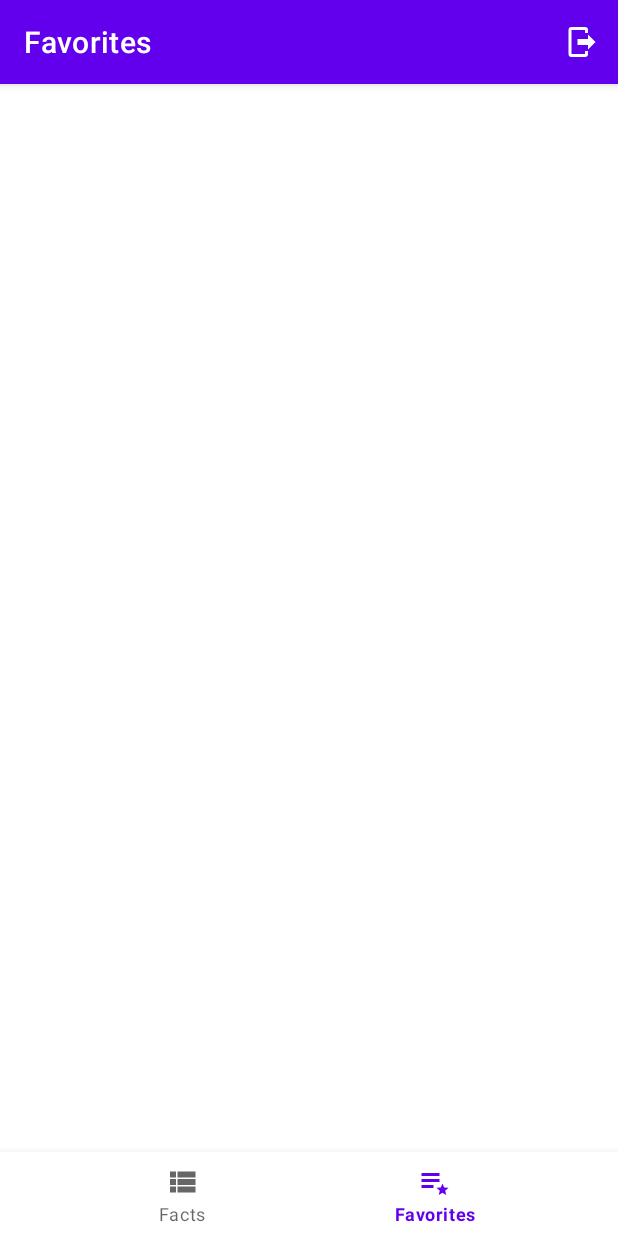
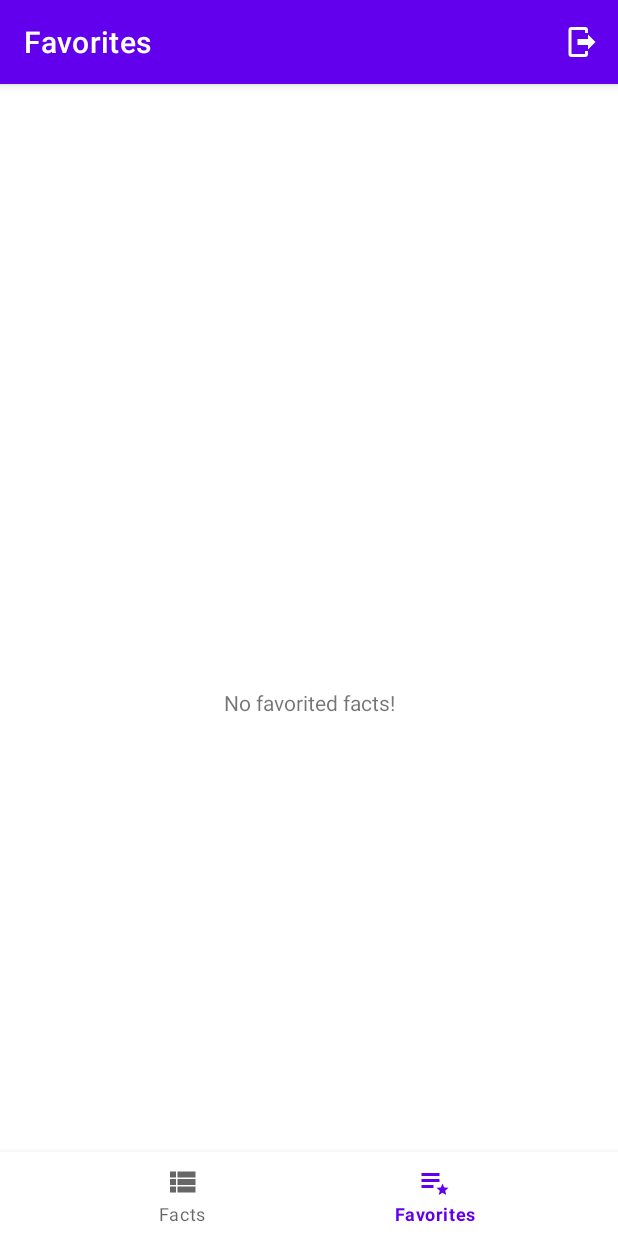
Before and after one commit to ZhuanM/android-facts, an Android app: the FavoritesFragment screen opened through its navigation route, item 2 of the bottom bar chosen, on a phone screen of 412 x 824 dp. Run offline under Robolectric (Android 15) with nearby library versions, the phone set to English and light mode, and no system bars; our stand-ins replace navigation-ui; 2 statements that could not run were skipped.

Commit message:
Added 'No Favorited facts' in face of empty array

```diff
--- a/app/src/main/java/com/example/facts_android_f95565/ui/favorites/FavoritesFragment.java
+++ b/app/src/main/java/com/example/facts_android_f95565/ui/favorites/FavoritesFragment.java
@@ -28,6 +28,7 @@ public class FavoritesFragment extends Fragment {
     private RecyclerView recyclerView;
     private FavoritesAdapter favoritesAdapter;
     private List<String> favoriteFacts;
+    private TextView noFavoritedText;
 
     public View onCreateView(@NonNull LayoutInflater inflater,
                              ViewGroup container, Bundle savedInstanceState) {
@@ -44,13 +45,16 @@ public class FavoritesFragment extends Fragment {
         // Set the adapter on the recycler view
         recyclerView.setAdapter(favoritesAdapter);
 
+        // Get the "No favorited facts" text
+        noFavoritedText = view.findViewById(R.id.empty_favorites_text);
+
         // Get the current username from SharedPreferences
         SharedPreferences sharedPreferences = view.getContext().getSharedPreferences("MyPrefs", Context.MODE_PRIVATE);
         final String currentUsername = sharedPreferences.getString("username", "");
 
         // Get user's favorite facts
         DatabaseHelper dbHelper = new DatabaseHelper(getActivity());
-        GetFavoritesTask getFavoritesTask = new GetFavoritesTask(dbHelper, favoritesAdapter, currentUsername);
+        GetFavoritesTask getFavoritesTask = new GetFavoritesTask(dbHelper, favoritesAdapter, currentUsername, noFavoritedText);
         getFavoritesTask.execute();
 
         return view;
--- a/app/src/main/java/com/example/facts_android_f95565/ui/favorites/GetFavoritesTask.java
+++ b/app/src/main/java/com/example/facts_android_f95565/ui/favorites/GetFavoritesTask.java
@@ -3,6 +3,8 @@ package com.example.facts_android_f95565.ui.favorites;
 import android.database.Cursor;
 import android.database.sqlite.SQLiteDatabase;
 import android.os.AsyncTask;
+import android.view.View;
+import android.widget.TextView;
 
 import com.example.facts_android_f95565.DatabaseHelper;
 
@@ -14,11 +16,14 @@ public class GetFavoritesTask extends AsyncTask<Void, Void, List<String>> {
     private DatabaseHelper dbHelper;
     private FavoritesAdapter favoritesAdapter;
     private String currentUsername;
+    private TextView noFavoritedText;
+    List<String> favoriteFacts;
 
-    public GetFavoritesTask(DatabaseHelper db, FavoritesAdapter adapter, String username) {
+    public GetFavoritesTask(DatabaseHelper db, FavoritesAdapter adapter, String username, TextView noFavText) {
         favoritesAdapter = adapter;
         currentUsername = username;
         dbHelper = db;
+        noFavoritedText = noFavText;
     }
 
     @Override
@@ -27,7 +32,7 @@ public class GetFavoritesTask extends AsyncTask<Void, Void, List<String>> {
 
         Cursor cursor = db.query("facts", new String[]{"fact"}, "username=?", new String[]{currentUsername}, null, null, null);
 
-        List<String> favoriteFacts = new ArrayList<>();
+        favoriteFacts = new ArrayList<>();
         while (cursor.moveToNext()) {
             int index = cursor.getColumnIndex("fact");
             if (index != -1) {
@@ -45,6 +50,13 @@ public class GetFavoritesTask extends AsyncTask<Void, Void, List<String>> {
     @Override
     protected void onPostExecute(List<String> facts) {
         super.onPostExecute(facts);
-        favoritesAdapter.setData(facts);
+
+        if (favoriteFacts.size() == 0) {
+            noFavoritedText.setVisibility(View.VISIBLE);
+        }
+        else {
+            noFavoritedText.setVisibility(View.GONE);
+            favoritesAdapter.setData(facts);
+        }
     }
 }
--- a/app/src/main/res/layout/fragment_favorites.xml
+++ b/app/src/main/res/layout/fragment_favorites.xml
@@ -16,4 +16,16 @@
         app:layout_constraintTop_toTopOf="parent"
         android:paddingBottom="60dp"/>
 
+    <TextView
+        android:id="@+id/empty_favorites_text"
+        android:layout_width="match_parent"
+        android:layout_height="wrap_content"
+        android:text="@string/empty_favorites"
+        android:gravity="center"
+        app:layout_constraintBottom_toBottomOf="parent"
+        app:layout_constraintLeft_toLeftOf="parent"
+        app:layout_constraintRight_toRightOf="parent"
+        app:layout_constraintTop_toTopOf="parent"
+        android:visibility="gone"/>
+
 </androidx.constraintlayout.widget.ConstraintLayout>
--- a/app/src/main/res/values/strings.xml
+++ b/app/src/main/res/values/strings.xml
@@ -2,4 +2,5 @@
     <string name="app_name">Facts-Android-F95565</string>
     <string name="title_facts">Facts</string>
     <string name="title_favorites">Favorites</string>
+    <string name="empty_favorites">No favorited facts!</string>
 </resources>
```
